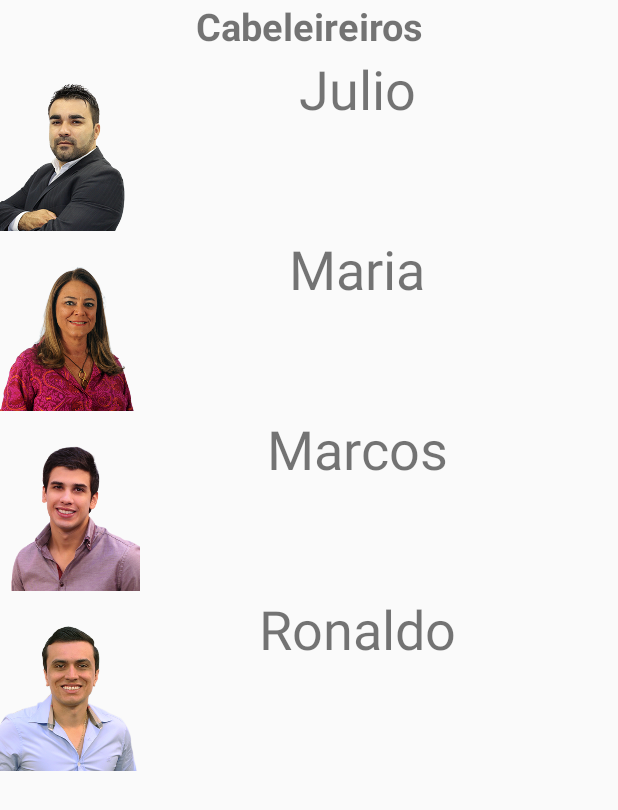
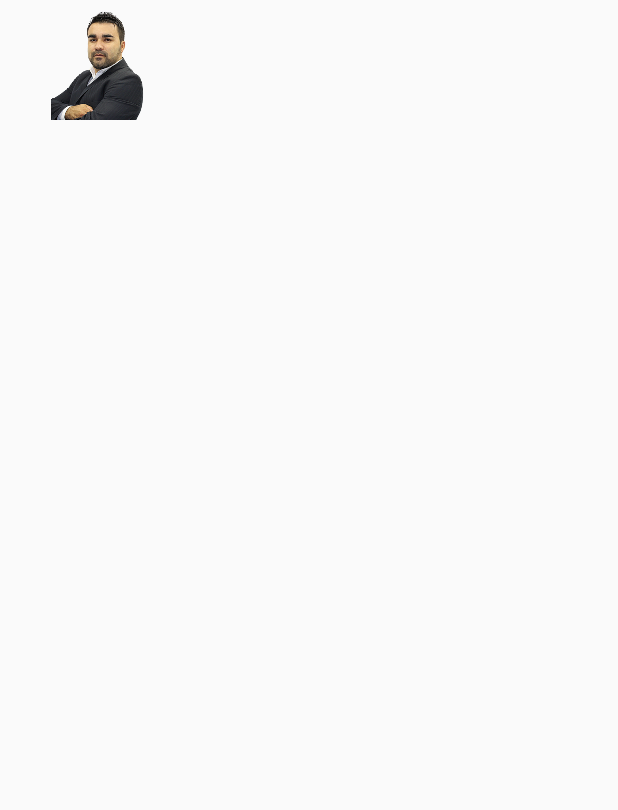
Before and after one commit to mssdesigner/HairStyle, an Android app: the layout cabeleireiro.xml on its own in the app's theme, with its tools: preview values and no code run, on a phone screen of 412 x 824 dp. Shown: the top 810 px of the screen. Run offline under Robolectric (Android 15) with nearby library versions, the phone set to English and light mode, and no system bars.

Commit message:
listview personalizado e ArrayAdapter

```diff
--- a/app/src/main/java/pap/hairstyle/FuncionarioArrayAdapater.java
+++ b/app/src/main/java/pap/hairstyle/FuncionarioArrayAdapater.java
@@ -1,6 +1,9 @@
 package pap.hairstyle;
 
 import android.content.Context;
+import android.content.res.Resources;
+import android.graphics.drawable.Drawable;
+import android.support.v4.content.res.ResourcesCompat;
 import android.view.LayoutInflater;
 import android.view.View;
 import android.view.ViewGroup;
@@ -31,9 +34,23 @@ public class FuncionarioArrayAdapater extends ArrayAdapter<Funcionario> {
                 LayoutInflater inflater = (LayoutInflater) context.getSystemService(Context.LAYOUT_INFLATER_SERVICE);
 
                 View linha = inflater.inflate(R.layout.listview_cabeleireiro, parent , false);
-                TextView nome = (TextView) linha .findViewById(R.id.);
-                ImageView imagem = (ImageView) linha.findViewById(R.id.);
+                TextView nome = (TextView) linha .findViewById(R.id.textView);
+                ImageView imagem = (ImageView) linha.findViewById(R.id.imageView);
 
+                int drawableId = getImageDrawableResId("julio");
+                Drawable dr = ResourcesCompat.getDrawable(getResources(),drawableId,null);
+
+
+                Funcionario func = funcionarios.get(position);
+                nome.setText(func.getNome());
+                imagem.setImageDrawable(dr);
+
+                return linha;
+        }
+
+        public int getImageDrawableResId(String imageView) {
+                Resources resources = getResources();
+                return resources.getIdentifier(imageView, "drawable", getPackageName());
         }
 
 }
--- a/app/src/main/res/layout/cabeleireiro.xml
+++ b/app/src/main/res/layout/cabeleireiro.xml
@@ -1,44 +1,38 @@
 <?xml version="1.0" encoding="utf-8"?>
-
 <LinearLayout xmlns:android="http://schemas.android.com/apk/res/android"
-    xmlns:app="http://schemas.android.com/apk/res-auto"
-    android:orientation="vertical"
+    android:orientation="horizontal"
     android:layout_width="match_parent"
     android:layout_height="match_parent">
 
-    <TextView
-        android:layout_width="fill_parent"
-        android:layout_height="wrap_content"
-        android:text="Cabeleireiros"
-        android:textAlignment="center"
-        android:id="@+id/txtCabeleireiros"
-        android:textSize="25sp"
-        android:textStyle="bold" />
+        <ImageView
+            android:id="@+id/imageView"
+            android:layout_width="0dp"
+            android:layout_height="80dp"
+            android:src="@drawable/julio"
+            android:layout_weight="1"
+             />
 
     <LinearLayout
+        android:id="@+id/descricao"
         android:layout_width="wrap_content"
-        android:layout_height="120dp"
-        android:weightSum="1">
-
-        <ImageView
-            android:layout_width="93dp"
-            android:layout_height="130dp"
-            app:srcCompat="@drawable/julio"
-            android:id="@+id/imageView"
-            android:layout_alignParentTop="true"
-            android:layout_alignParentStart="true" />
+        android:layout_height="wrap_content"
+        android:orientation="vertical"
+        android:layout_marginStat="4dp"
+        android:layout_weight="2"
+        android:layout_gravity="center_vertical">
 
         <TextView
-            android:text="Julio"
-            android:layout_width="290dp"
-            android:layout_height="121dp"
             android:id="@+id/textView"
-            android:textSize="36sp"
-            android:textAlignment="center" />
+            android:layout_width="match_parent"
+            android:layout_height="wrap_content"
+            android:textSize="20sp" />
+
+    </LinearLayout>
+
+</LinearLayout>
 
 
-
-    </LinearLayout>
+<!--
 
     <LinearLayout
         android:layout_width="match_parent"
@@ -59,8 +53,6 @@
             android:id="@+id/textView1"
             android:textSize="36sp"
             android:textAlignment="center"/>
-
-
     </LinearLayout>
 
     <LinearLayout
@@ -82,8 +74,6 @@
             android:id="@+id/textView4"
             android:textSize="36sp"
             android:textAlignment="center"/>
-
-
     </LinearLayout>
 
     <LinearLayout
@@ -105,11 +95,4 @@
             android:id="@+id/textView6"
             android:textSize="36sp"
             android:textAlignment="center"/>
-
-
-    </LinearLayout>
-
-
-
-
-</LinearLayout>
+    </LinearLayout>    -->
```
Also changed, not shown: 1 other file.
